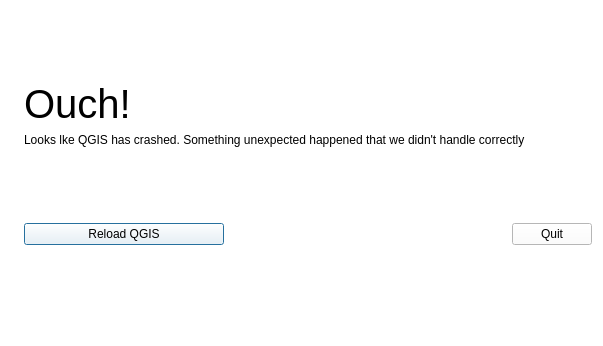
Before: the Qt Designer form src/ui/qgscrashdialog.ui in qgis/QGIS, drawn with Qt 5.
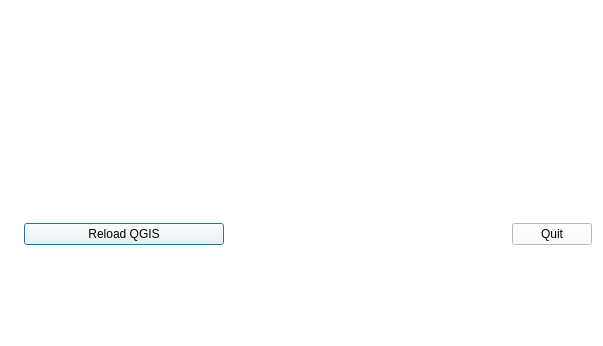
After: the same form once the commit is applied. Icons and pictures are not drawn.

Diff of the .ui file:
```diff
--- a/src/ui/qgscrashdialog.ui
+++ b/src/ui/qgscrashdialog.ui
@@ -482,14 +482,14 @@
         <string notr="true">font: 75 30pt &quot;MS Shell Dlg 2&quot;;</string>
        </property>
        <property name="text">
-        <string>Ouch!</string>
+        <string/>
        </property>
       </widget>
      </item>
      <item>
       <widget class="QLabel" name="label_3">
        <property name="text">
-        <string>Looks lke QGIS has crashed. Something unexpected happened that we didn't handle correctly</string>
+        <string/>
        </property>
        <property name="wordWrap">
         <bool>true</bool>
```
Left out of the diff: 4 changed lines with no effect on the pictures.
